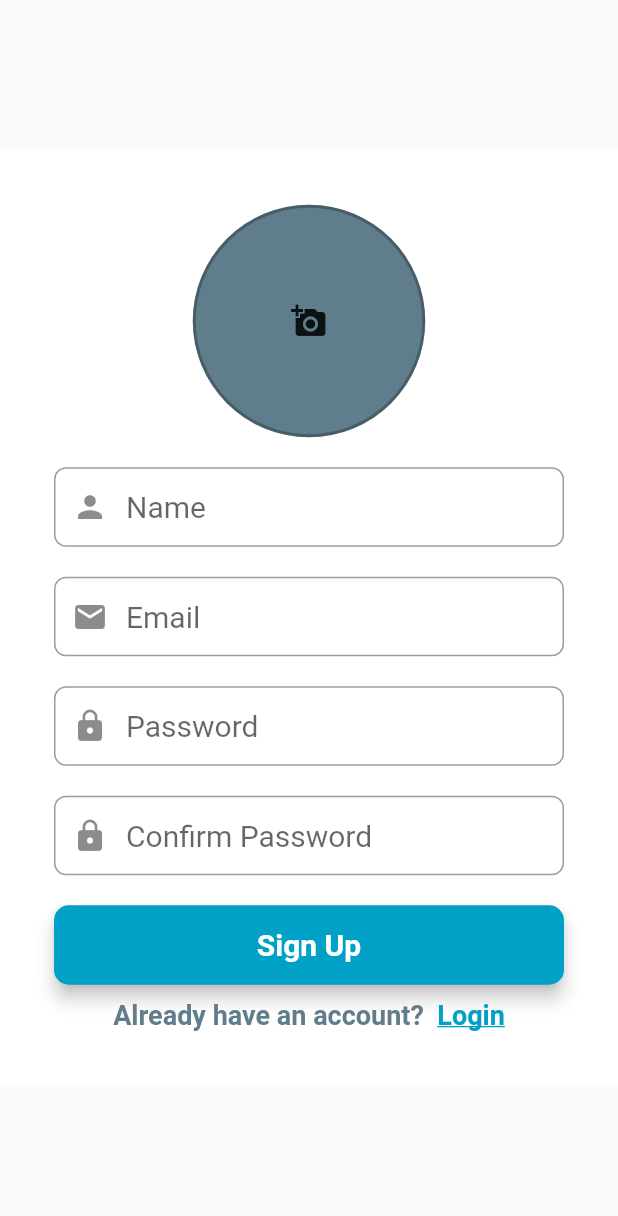
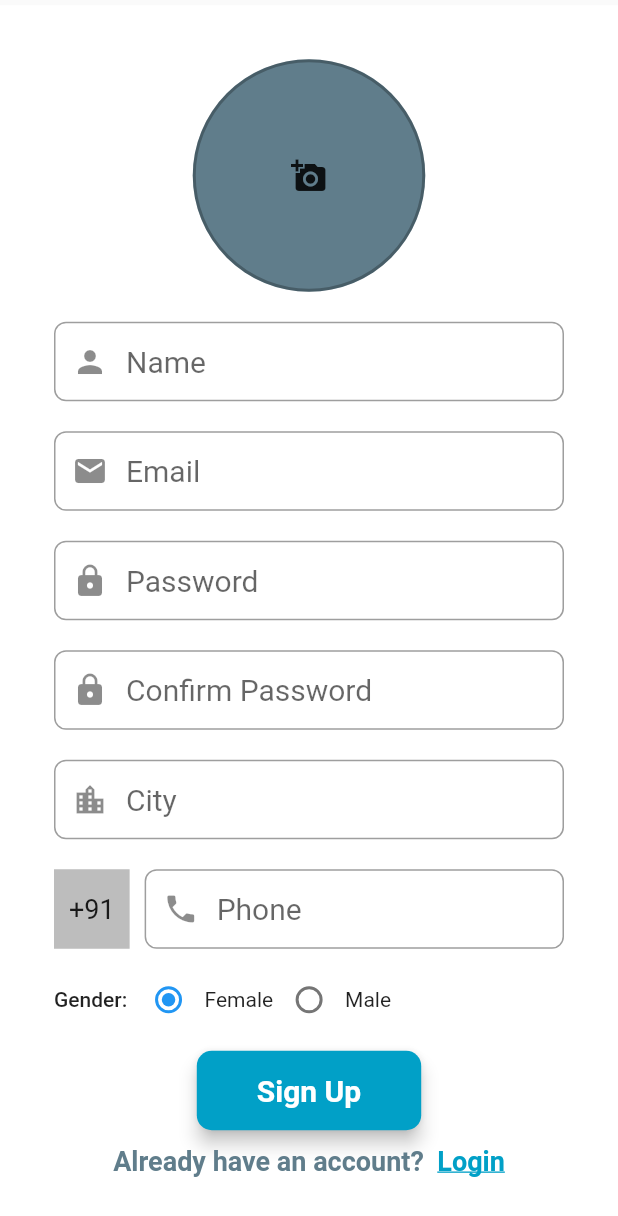
Before and after one commit to VidhiPatel99/FlutterBasicsDemo, a Flutter app: the SignUpPage screen opened directly, on a phone screen of 412 x 824 dp. Shown: the top 1216 px of the screen. Run offline on Flutter 3.47's test engine with Material 2 defaults, Android fonts, the phone set to English and light mode, and no system bars; our stand-ins replace fluttertoast, shared_preferences; missing offline and left inert: country_pickers, image_picker_modern; accounts and stored records are empty; Roboto replaces fonts that are missing (Montserrat).

Commit message:
Add more fields to sign up

```diff
--- a/lib/home_pages/profile_page.dart
+++ b/lib/home_pages/profile_page.dart
@@ -140,7 +140,7 @@ class _ProfilePageState extends State<ProfilePage> {
         prefixIcon: Icon(Icons.person),
       ),
       keyboardType: TextInputType.text,
-      validator: InputValidator.validateName,
+      validator: (val) => InputValidator.validateString(val, 'name'),
       controller: _nameController,
       onChanged: (String val) {
         print('onFieldSubmitted $val');
--- a/lib/login_screen.dart
+++ b/lib/login_screen.dart
@@ -90,8 +90,7 @@ class _LoginPageState extends State<LoginPage> {
         borderRadius: BorderRadius.circular(10.0),
         color: ColorConstants.colorPrimary,
         child: MaterialButton(
-          minWidth: MediaQuery.of(context).size.width,
-          padding: EdgeInsets.fromLTRB(20.0, 15.0, 20.0, 15.0),
+          padding: EdgeInsets.fromLTRB(40.0, 15.0, 40.0, 15.0),
           onPressed: () async {
             _validateInputs(context);
           },
--- a/lib/models/user_model.dart
+++ b/lib/models/user_model.dart
@@ -3,6 +3,10 @@ class User {
   String email;
   String password;
   String profilePic;
+  String city;
+  String countryCode;
+  String phoneNumber;
+  String gender;
 
   User();
 
@@ -11,11 +15,19 @@ class User {
         'email': email,
         'password': password,
         'profilePic': profilePic,
+        'city': city,
+        'countryCode': countryCode,
+        'phoneNumber': phoneNumber,
+        'gender': gender,
       };
 
   User.fromJson(Map<String, dynamic> json)
       : name = json['name'],
         email = json['email'],
         password = json['password'],
-        profilePic = json['profilePic'];
+        profilePic = json['profilePic'],
+        city = json['city'],
+        countryCode = json['countryCode'],
+        phoneNumber = json['phoneNumber'],
+        gender = json['gender'];
 }
--- a/lib/signup_screen.dart
+++ b/lib/signup_screen.dart
@@ -1,6 +1,11 @@
 import 'dart:io';
+import 'package:country_pickers/country.dart';
+import 'package:country_pickers/country_picker_dialog.dart';
+import 'package:country_pickers/country_pickers.dart';
 import 'package:flutter/cupertino.dart';
 import 'package:flutter/material.dart';
+import 'package:flutter/painting.dart';
+import 'package:flutter/rendering.dart';
 import 'package:flutter_demo/home_screen.dart';
 import 'package:flutter_demo/login_screen.dart';
 import 'package:flutter_demo/utils/constants/color_constants.dart';
@@ -22,6 +27,8 @@ class _SignUpPageState extends State<SignUpPage> {
   bool _autoValidate = false;
   File _image;
 
+  String _selectedDialogCountry = '91';
+
   Future getImage() async {
     var image = await ImagePicker.pickImage(source: ImageSource.gallery);
 
@@ -36,6 +43,9 @@ class _SignUpPageState extends State<SignUpPage> {
   String _email;
   String _password;
   String _confirmPassword;
+  String _city;
+  String _phoneNumber;
+  String _gender = "Female";
   String _profilePic;
 
   @override
@@ -49,7 +59,7 @@ class _SignUpPageState extends State<SignUpPage> {
           prefixIcon: Icon(Icons.person),
         ),
         keyboardType: TextInputType.text,
-        validator: InputValidator.validateName,
+        validator: (val) => InputValidator.validateString(val, 'name'),
         onChanged: (String val) {
           print('onFieldSubmitted $val');
           _name = val;
@@ -109,14 +119,27 @@ class _SignUpPageState extends State<SignUpPage> {
       return confirmPasswordField;
     }
 
+    _cityField() {
+      final confirmPasswordField = TextFormField(
+        style: TextFromFieldTheme.textFieldTextStyle,
+        decoration: TextFromFieldTheme.textFieldInputDecoration.copyWith(
+            hintText: LanguageConstants.city,
+            prefixIcon: Icon(Icons.location_city)),
+        validator: (val) => InputValidator.validateString(val, 'city'),
+        onChanged: (String val) {
+          _city = val;
+        },
+      );
+      return confirmPasswordField;
+    }
+
     _signUpButton(BuildContext context) {
       final login = Material(
         elevation: 5.0,
         borderRadius: BorderRadius.circular(10.0),
         color: ColorConstants.colorPrimary,
         child: MaterialButton(
-          minWidth: MediaQuery.of(context).size.width,
-          padding: EdgeInsets.fromLTRB(20.0, 15.0, 20.0, 15.0),
+          padding: EdgeInsets.fromLTRB(40.0, 15.0, 40.0, 15.0),
           onPressed: () async {
             _validateInputs(context);
           },
@@ -192,6 +215,18 @@ class _SignUpPageState extends State<SignUpPage> {
                       SizedBox(
                         height: 20.0,
                       ),
+                      _cityField(),
+                      SizedBox(
+                        height: 20.0,
+                      ),
+                      _countryField(),
+                      SizedBox(
+                        height: 10.0,
+                      ),
+                      _genderField(),
+                      SizedBox(
+                        height: 10.0,
+                      ),
                       _signUpButton(context),
                       SizedBox(
                         height: 10.0,
@@ -205,6 +240,73 @@ class _SignUpPageState extends State<SignUpPage> {
                 )),
           ),
         ),
+      ),
+    );
+  }
+
+  Row _genderField() {
+    return Row(
+      children: <Widget>[
+        Text(
+          'Gender: ',
+          style: TextStyle(fontWeight: FontWeight.w500),
+        ),
+        Radio(
+          value: 'Female',
+          groupValue: _gender,
+          onChanged: _handleRadioValueChange,
+        ),
+        Text('Female'),
+        Radio(
+          value: 'Male',
+          groupValue: _gender,
+          onChanged: _handleRadioValueChange,
+        ),
+        Text('Male'),
+      ],
+    );
+  }
+
+  _countryField() {
+    return IntrinsicHeight(
+      child: Row(
+        children: <Widget>[
+          Container(
+            color: Colors.black26,
+            padding: EdgeInsets.symmetric(horizontal: 10, vertical: 0),
+            child: GestureDetector(
+                onTap: () {
+                  _openCountryPickerDialog();
+                },
+                child: Center(
+                  child: Text(
+                    '+$_selectedDialogCountry',
+                    textAlign: TextAlign.center,
+                    style: TextStyle(fontSize: 18, color: Colors.black87),
+                  ),
+                )),
+          ),
+          SizedBox(
+            width: 10.0,
+          ),
+          Flexible(
+            child: TextFormField(
+              maxLength: 10,
+              obscureText: false,
+              style: TextFromFieldTheme.textFieldTextStyle,
+              decoration: TextFromFieldTheme.textFieldInputDecoration.copyWith(
+                  hintText: LanguageConstants.phone,
+                  prefixIcon: Icon(Icons.phone),
+                  counterText: ""),
+              keyboardType: TextInputType.number,
+              validator: (val) => InputValidator.validateString(val, 'number'),
+              onChanged: (String val) {
+                print('onFieldSubmitted $val');
+                _phoneNumber = val;
+              },
+            ),
+          ),
+        ],
       ),
     );
   }
@@ -239,6 +341,10 @@ class _SignUpPageState extends State<SignUpPage> {
       user.email = _email;
       user.password = _password;
       user.profilePic = _profilePic;
+      user.city = _city;
+      user.countryCode = _selectedDialogCountry;
+      user.phoneNumber = _phoneNumber;
+      user.gender = _gender;
 
       await prefManager.saveUser(_email, user);
       print("email : $_email");
@@ -269,6 +375,21 @@ class _SignUpPageState extends State<SignUpPage> {
     }
   }
 
+  void _openCountryPickerDialog() => showDialog(
+        context: context,
+        builder: (context) => Theme(
+            data: Theme.of(context).copyWith(primaryColor: Colors.lightBlue),
+            child: CountryPickerDialog(
+                titlePadding: EdgeInsets.all(8.0),
+                searchCursorColor: Colors.lightBlue,
+                searchInputDecoration: InputDecoration(hintText: 'Search...'),
+                isSearchable: true,
+                title: Text('Select your phone code'),
+                onValuePicked: (Country country) =>
+                    setState(() => _selectedDialogCountry = country.phoneCode),
+                itemBuilder: _buildCountryCodeDialogItem)),
+      );
+
   _validateInputs(BuildContext context) async {
     if (_formKey.currentState.validate()) {
       _formKey.currentState.save();
@@ -289,4 +410,27 @@ class _SignUpPageState extends State<SignUpPage> {
       });
     }
   }
+
+  Widget _buildCountryCodeDialogItem(Country country) {
+    return Row(
+      children: <Widget>[
+        CountryPickerUtils.getDefaultFlagImage(country),
+        SizedBox(
+          width: 10,
+        ),
+        Text('+${country.phoneCode}'),
+        SizedBox(
+          width: 10,
+        ),
+        Expanded(child: Text('(${country.name})')),
+      ],
+    );
+  }
+
+  void _handleRadioValueChange(String value) {
+    setState(() {
+      _gender = value;
+      print(_gender);
+    });
+  }
 }
--- a/lib/utils/constants/language_constants.dart
+++ b/lib/utils/constants/language_constants.dart
@@ -3,4 +3,6 @@ mixin LanguageConstants{
   static final String password ="Password";
   static final String confirmPassword ="Confirm Password";
   static final String name ="Name";
+  static final String city ="City";
+  static final String phone ="Phone";
 }
--- a/pubspec.yaml
+++ b/pubspec.yaml
@@ -25,6 +25,7 @@ dependencies:
   fluttertoast: ^3.1.3
   image_picker_modern: ^0.4.12+2
   video_player:
+  country_pickers: ^1.1.0
 
 
   # The following adds the Cupertino Icons font to your application.
```
Also changed, not shown: lib/utils/validators/input_validator.dart (+3 -7 lines), pubspec.lock.
